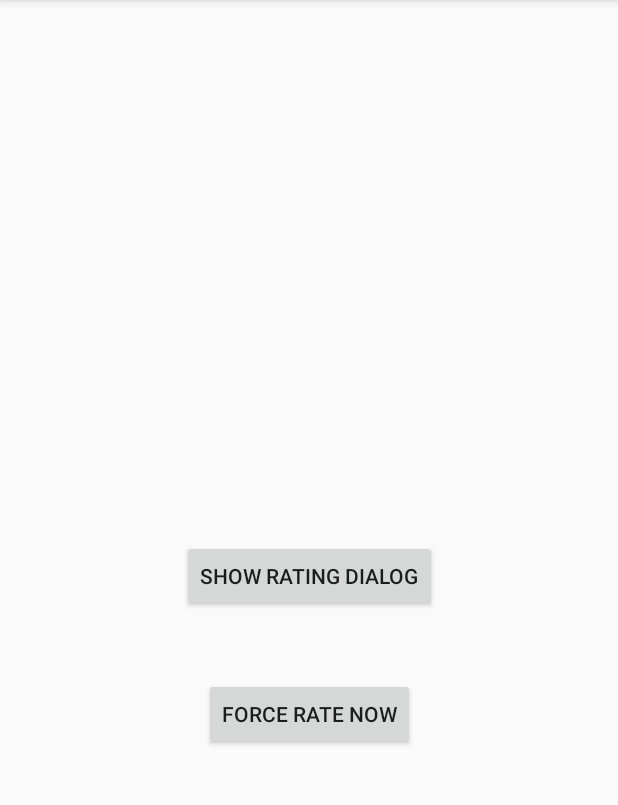
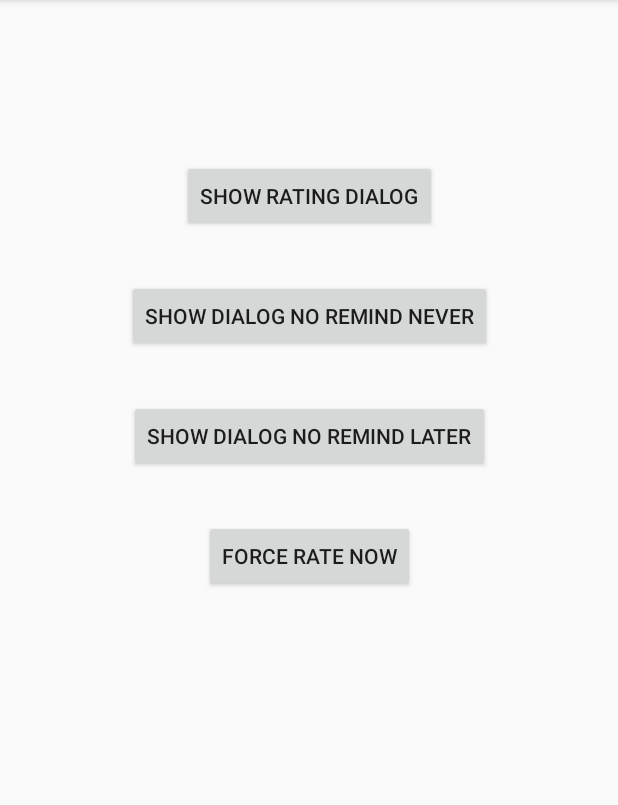
Before and after one commit to chrjsorg/RatingDialok, an Android app: the screen it shows after launch (MainActivity), on a phone screen of 412 x 824 dp, the part 84-889 px from its top. Run offline under Robolectric (Android 15) with nearby library versions, the phone set to English and light mode, and no system bars.

Commit message:
Add UI Test to check Button Visibility

```diff
--- a/app/build.gradle
+++ b/app/build.gradle
@@ -25,4 +25,7 @@ dependencies {
     implementation "org.jetbrains.kotlin:kotlin-stdlib-jre7:$kotlin_version"
     implementation 'com.android.support:appcompat-v7:26.1.0'
     implementation 'com.android.support.constraint:constraint-layout:1.0.2'
+
+    androidTestImplementation 'com.android.support.test.espresso:espresso-core:3.0.1'
+    androidTestImplementation('com.android.support.test.espresso:espresso-contrib:2.2.2')
 }
--- a/app/src/main/java/org/chrjs/ratingdialoksample/MainActivity.kt
+++ b/app/src/main/java/org/chrjs/ratingdialoksample/MainActivity.kt
@@ -11,12 +11,32 @@ class MainActivity : AppCompatActivity() {
 
     private lateinit var ratingDialog: RatingDialok
 
+    private var rIdRemindNever: Int? = null
+    private var rIdRemindLater: Int? = null
+
     override fun onCreate(savedInstanceState: Bundle?) {
         super.onCreate(savedInstanceState)
         setContentView(R.layout.activity_main)
         setupRatingDialog()
-        button.setOnClickListener({ ratingDialog.showDialogNoMatterWhat() })
-        button2.setOnClickListener { ratingDialog.rateNow() }
+        buttonDefaultDialog.setOnClickListener {
+            rIdRemindNever = R.string.remindNever
+            rIdRemindLater = R.string.remindLater
+            setupRatingDialog()
+            ratingDialog.showDialogNoMatterWhat()
+        }
+        buttonNoRemindNever.setOnClickListener {
+            rIdRemindNever = null
+            rIdRemindLater = R.string.remindLater
+            setupRatingDialog()
+            ratingDialog.showDialogNoMatterWhat()
+        }
+        buttonNoRemindLater.setOnClickListener {
+            rIdRemindNever = R.string.remindNever
+            rIdRemindLater = null
+            setupRatingDialog()
+            ratingDialog.showDialogNoMatterWhat()
+        }
+        buttonRateNow.setOnClickListener { ratingDialog.rateNow() }
         ratingDialog.onStart()
     }
 
@@ -32,8 +52,8 @@ class MainActivity : AppCompatActivity() {
             minimumLaunchCount = 5
             useOrConditionForDaysAfterAndLaunchCount = true
             resourceIdStyle = R.style.CustomAlertDialogStyle
-            setStrings(R.string.title, R.string.message, R.string.rateNow, R.string.remindLater,
-                    R.string.remindNever)
+            setStrings(R.string.title, R.string.message, R.string.rateNow, rIdRemindLater,
+                    rIdRemindNever)
             actionCallback = customActionCallback
             addAdditionalCondition(condition)
         }
--- a/app/src/main/res/layout/activity_main.xml
+++ b/app/src/main/res/layout/activity_main.xml
@@ -7,7 +7,7 @@
     tools:context="org.chrjs.ratingdialoksample.MainActivity">
 
     <Button
-        android:id="@+id/button"
+        android:id="@+id/buttonDefaultDialog"
         android:layout_width="wrap_content"
         android:layout_height="wrap_content"
         android:layout_marginBottom="8dp"
@@ -17,18 +17,46 @@
         android:text="Show Rating Dialog"
         app:layout_constraintBottom_toBottomOf="parent"
         app:layout_constraintEnd_toEndOf="parent"
+        app:layout_constraintHorizontal_bias="0.502"
         app:layout_constraintStart_toStartOf="parent"
-        app:layout_constraintTop_toTopOf="parent" />
+        app:layout_constraintTop_toTopOf="parent"
+        app:layout_constraintVertical_bias="0.14" />
 
     <Button
-        android:id="@+id/button2"
+        android:id="@+id/buttonRateNow"
         android:layout_width="wrap_content"
         android:layout_height="wrap_content"
         android:layout_marginEnd="8dp"
         android:layout_marginStart="8dp"
-        android:layout_marginTop="44dp"
+        android:layout_marginTop="32dp"
         android:text="Force Rate Now"
         app:layout_constraintEnd_toEndOf="parent"
+        app:layout_constraintHorizontal_bias="0.502"
         app:layout_constraintStart_toStartOf="parent"
-        app:layout_constraintTop_toBottomOf="@+id/button" />
+        app:layout_constraintTop_toBottomOf="@+id/buttonNoRemindLater" />
+
+    <Button
+        android:id="@+id/buttonNoRemindNever"
+        android:layout_width="wrap_content"
+        android:layout_height="wrap_content"
+        android:layout_marginEnd="8dp"
+        android:layout_marginStart="8dp"
+        android:layout_marginTop="32dp"
+        android:text="Show Dialog No Remind Never"
+        app:layout_constraintEnd_toEndOf="parent"
+        app:layout_constraintHorizontal_bias="0.502"
+        app:layout_constraintStart_toStartOf="parent"
+        app:layout_constraintTop_toBottomOf="@+id/buttonDefaultDialog" />
+
+    <Button
+        android:id="@+id/buttonNoRemindLater"
+        android:layout_width="wrap_content"
+        android:layout_height="wrap_content"
+        android:layout_marginEnd="8dp"
+        android:layout_marginStart="8dp"
+        android:layout_marginTop="32dp"
+        android:text="Show Dialog No Remind Later"
+        app:layout_constraintEnd_toEndOf="parent"
+        app:layout_constraintStart_toStartOf="parent"
+        app:layout_constraintTop_toBottomOf="@+id/buttonNoRemindNever" />
 </android.support.constraint.ConstraintLayout>
```
Also changed, not shown: 1 other file.
